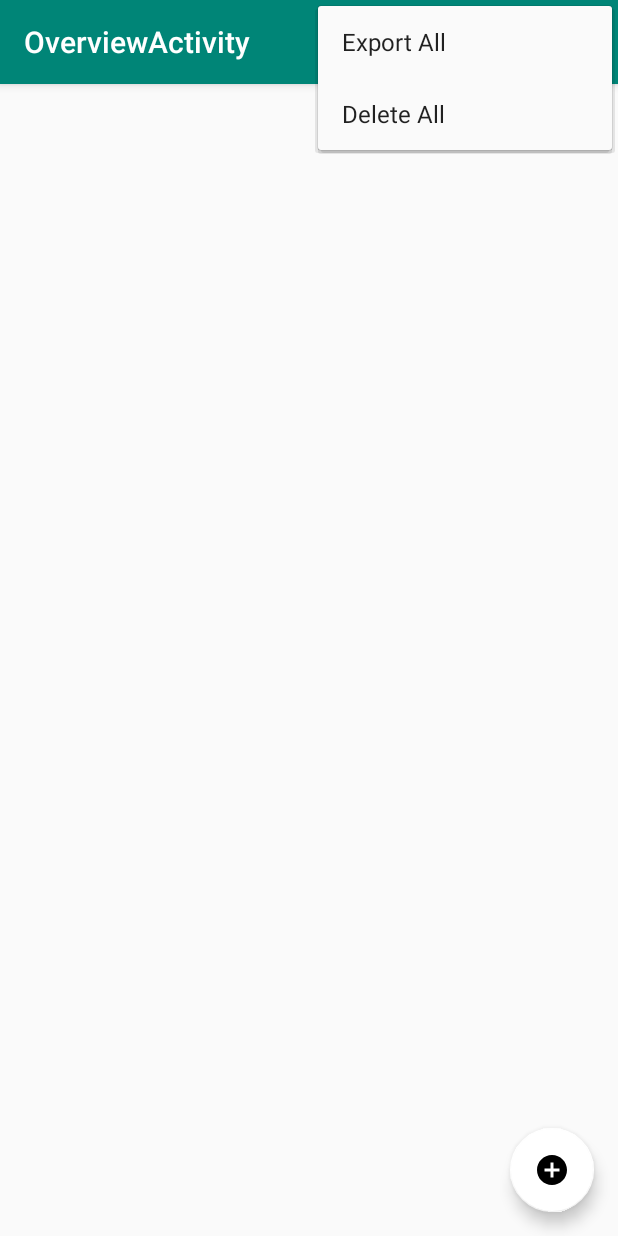
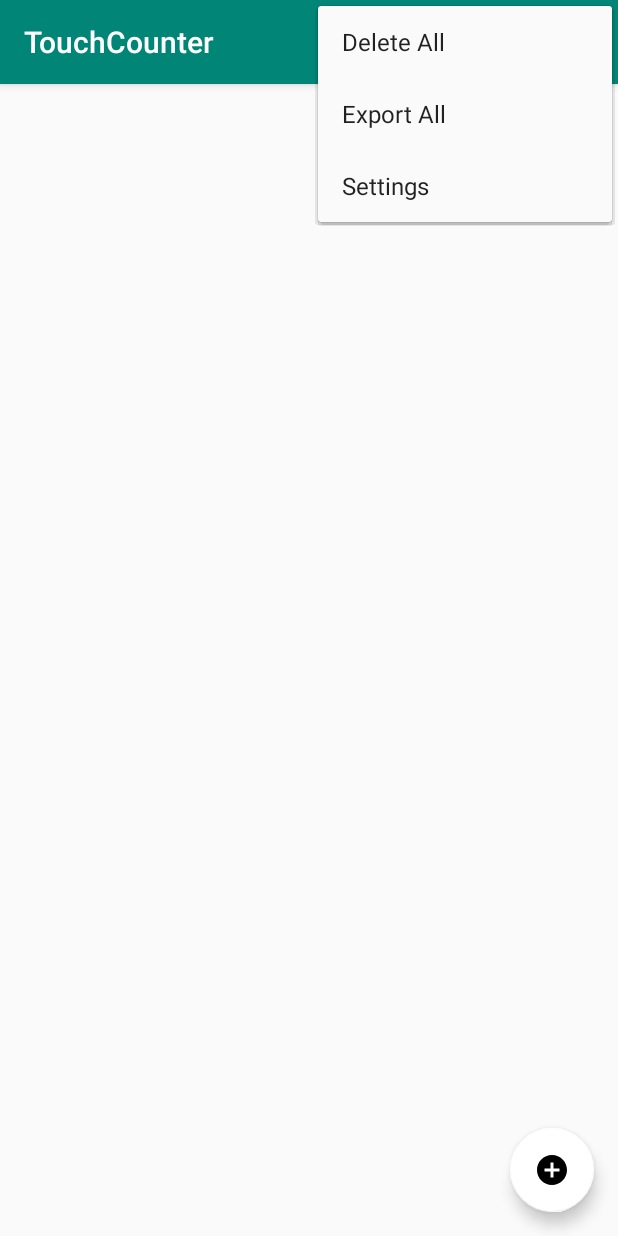
Before and after one commit to blizzard4591/TouchCounter, an Android app: the screen it shows after launch (OverviewActivity), with the options menu open, on a phone screen of 412 x 824 dp. Run offline under Robolectric (Android 15) with nearby library versions, the phone set to English and light mode, and no system bars; our stand-ins replace Room's generated code.

Commit message:
Fixed dialog issues, introduced an option for selecting export delimiter.

```diff
--- a/app/build.gradle
+++ b/app/build.gradle
@@ -10,8 +10,8 @@ android {
         applicationId "de.giovio.touchcounter"
         minSdkVersion 15
         targetSdkVersion 28
-        versionCode 1
-        versionName "1.0"
+        versionCode 2
+        versionName "1.1"
         testInstrumentationRunner "androidx.test.runner.AndroidJUnitRunner"
         vectorDrawables.useSupportLibrary = true
         javaCompileOptions {
--- a/app/src/main/AndroidManifest.xml
+++ b/app/src/main/AndroidManifest.xml
@@ -9,10 +9,11 @@
         android:roundIcon="@mipmap/ic_launcher_round"
         android:supportsRtl="true"
         android:theme="@style/AppTheme">
-        <activity android:name=".MeasurementActivity" />
+        <activity android:name=".MeasurementActivity" android:label="@string/activity_measurement_name" />
+        <activity android:name=".SettingsActivity" android:label="@string/activity_settings_name" />
         <activity
             android:name=".OverviewActivity"
-            android:label="@string/title_activity_overview"
+            android:label="@string/app_name"
             android:theme="@style/AppTheme.NoActionBar">
             <intent-filter>
                 <action android:name="android.intent.action.MAIN" />
--- a/app/src/main/res/menu/menu_overview.xml
+++ b/app/src/main/res/menu/menu_overview.xml
@@ -7,9 +7,12 @@
         android:checkable="false"
         android:enabled="true"
         android:icon="@android:drawable/ic_delete"
-        android:orderInCategory="100"
         android:title="@string/action_deleteAll" />
     <item
         android:id="@+id/action_exportAll"
         android:title="@string/action_exportAll" />
+    <item
+        android:id="@+id/action_settings"
+        android:checkable="false"
+        android:title="@string/activity_overview_menu_settings" />
 </menu>
--- /dev/null
+++ b/app/src/main/res/values/arrays.xml
@@ -0,0 +1,7 @@
+<?xml version="1.0" encoding="utf-8"?>
+<resources>
+    <string-array name="pref_csvDelimiter">
+        <item>Comma</item>
+        <item>Semicolon</item>
+    </string-array>
+</resources>
--- a/app/src/main/res/values/strings.xml
+++ b/app/src/main/res/values/strings.xml
@@ -3,6 +3,7 @@
     <string name="action_deleteAll">Delete All</string>
     <string name="action_exportAll">Export All</string>
     <string name="title_activity_overview">OverviewActivity</string>
+    <string name="activity_measurement_name">New Measurement</string>
     <string name="activity_measurement_button_save">Save...</string>
     <string name="activity_measurement_button_cancel">Cancel</string>
     <string name="activity_measurement_button_measure">Tap to record timepoint</string>
@@ -19,11 +20,21 @@
     <string name="activity_measurement_dialog_save_cancel">Cancel</string>
     <string name="activity_overview_menu_delete">Delete</string>
     <string name="activity_overview_menu_export">Export</string>
+    <string name="activity_overview_menu_settings">Settings</string>
     <string name="activity_overview_dialog_delete_title">Deleting Measurement</string>
     <string name="activity_overview_dialog_delete_text">Are you sure that you want to delete this measurement?</string>
     <string name="activity_overview_dialog_delete_yes">Yes</string>
     <string name="activity_overview_dialog_delete_no">No</string>
+    <string name="activity_overview_dialog_deleteAll_title">Delete all Measurements</string>
+    <string name="activity_overview_dialog_deleteAll_text">Are you sure that you want to delete ALL measurements?</string>
+    <string name="activity_overview_dialog_deleteAll_yes">Yes</string>
+    <string name="activity_overview_dialog_deleteAll_no">No</string>
     <string name="activity_overview_export_error">An error occurred while exporting the Series :(</string>
     <string name="activity_overview_export_success">Exported Series to file: </string>
     <string name="activity_overview_export_intent_title">Choose where to save</string>
+    <string name="activity_settings_name">Settings</string>
+    <string name="pref_cat_export">Export</string>
+    <string name="pref_csvDelimiter_title">CSV Delimiter</string>
+    <string name="pref_csvDelimiter_summary">Field Separator: %s</string>
+    <string name="pref_csvDelimiter_default">Comma</string>
 </resources>
--- /dev/null
+++ b/app/src/main/res/xml/preferences.xml
@@ -0,0 +1,14 @@
+<?xml version="1.0" encoding="utf-8"?>
+<PreferenceScreen xmlns:android="http://schemas.android.com/apk/res/android">
+    <PreferenceCategory
+        android:title="@string/pref_cat_export"
+        android:key="pref_cat_export">
+        <ListPreference
+            android:defaultValue="@string/pref_csvDelimiter_default"
+            android:entries="@array/pref_csvDelimiter"
+            android:entryValues="@array/pref_csvDelimiter"
+            android:key="pref_csvDelimiter"
+            android:summary="@string/pref_csvDelimiter_summary"
+            android:title="@string/pref_csvDelimiter_title" />
+    </PreferenceCategory>
+</PreferenceScreen>
```
Also changed, not shown: app/src/main/java/de/giovio/touchcounter/MeasurementActivity.java (+15 -2 lines), app/src/main/java/de/giovio/touchcounter/OverviewActivity.java (+35 -8 lines), app/src/main/java/de/giovio/touchcounter/SettingsActivity.java (added, +19 -0 lines), app/src/main/java/de/giovio/touchcounter/SettingsFragment.java (added, +15 -0 lines).
